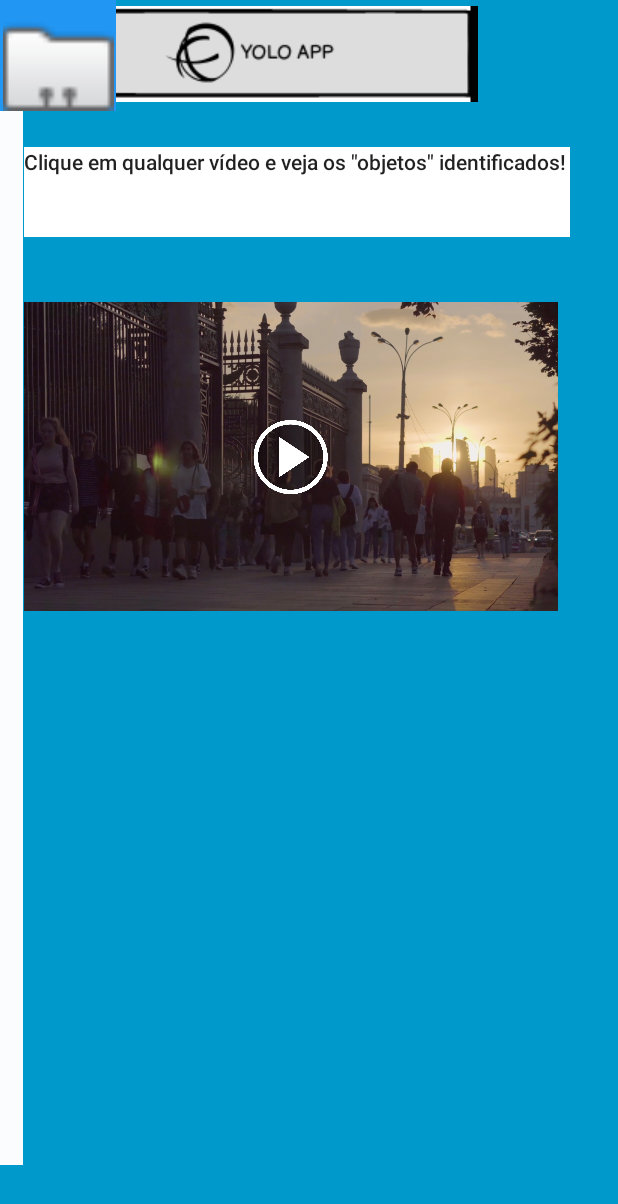
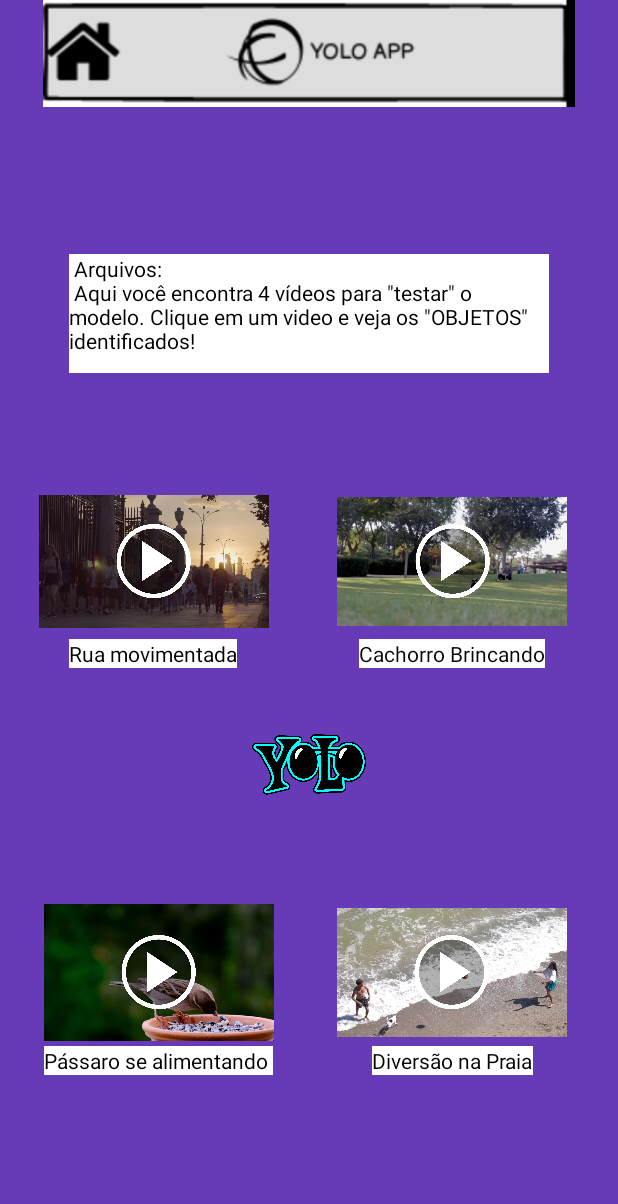
Before and after one commit to nataliasousafreire/YOLO-APP, an Android app: the Listvideo screen opened directly, with no data from a screen before it, on a phone screen of 412 x 824 dp. Shown: the top 1204 px of the screen. Run offline under Robolectric (Android 15) with nearby library versions, the light colour scheme and no system bars.

Commit message:
aplicando a funcionalidade de listar videos

```diff
--- a/app/src/main/java/com/example/yoloapp/Listvideo.java
+++ b/app/src/main/java/com/example/yoloapp/Listvideo.java
@@ -23,14 +23,52 @@ public class Listvideo extends AppCompatActivity {
                 startActivity(startIntent);
             }
         });
-        ImageView executar = (ImageView) findViewById(R.id.ImageExecutar);
+        ImageView executar = (ImageView) findViewById(R.id.pessoa);
+        ImageView executar2 = (ImageView) findViewById(R.id.cachorro);
+        ImageView executar3 = (ImageView) findViewById(R.id.passaro);
+        ImageView executar4 = (ImageView) findViewById(R.id.praia);
+
         executar.setOnClickListener(new View.OnClickListener() {
             @Override
             public void onClick(View v) {
                 // mudar para tela principal
                 Intent startIntent = new Intent(getApplicationContext(), PlayActivity.class);
+                startIntent.putExtra("itemSelecionado", 1);
+
                 startActivity(startIntent);
             }
+
+        });
+
+        executar2.setOnClickListener(new View.OnClickListener() {
+            @Override
+            public void onClick(View v) {
+                // mudar para tela principal
+                Intent startIntent = new Intent(getApplicationContext(), PlayActivity.class);
+                startIntent.putExtra("itemSelecionado", 2);
+                startActivity(startIntent);
+            }
+
+        });
+        executar3.setOnClickListener(new View.OnClickListener() {
+            @Override
+            public void onClick(View v) {
+                // mudar para tela principal
+                Intent startIntent = new Intent(getApplicationContext(), PlayActivity.class);
+                startIntent.putExtra("itemSelecionado", 3);
+                startActivity(startIntent);
+            }
+
+        });
+        executar4.setOnClickListener(new View.OnClickListener() {
+            @Override
+            public void onClick(View v) {
+                // mudar para tela principal
+                Intent startIntent = new Intent(getApplicationContext(), PlayActivity.class);
+                startIntent.putExtra("itemSelecionado", 4);
+                startActivity(startIntent);
+            }
+
         });
 
     }
--- a/app/src/main/java/com/example/yoloapp/PlayActivity.java
+++ b/app/src/main/java/com/example/yoloapp/PlayActivity.java
@@ -2,6 +2,7 @@ package com.example.yoloapp;
 
 import androidx.appcompat.app.AppCompatActivity;
 
+import android.content.Intent;
 import android.os.Bundle;
 import android.view.View;
 import android.widget.MediaController;
@@ -12,14 +13,33 @@ public class PlayActivity extends AppCompatActivity {
     @Override
     protected void onCreate(Bundle savedInstanceState) {
         super.onCreate(savedInstanceState);
+        Bundle resultado = getIntent().getExtras();
+
         setContentView(R.layout.activity_play);
         videoView = findViewById(R.id.videoView2);
         // esconder a actionbar
         getSupportActionBar().hide();
         // executar o video
         videoView.setMediaController( new MediaController(this));
-        videoView.setVideoPath("android.resource://" + getPackageName() + "/" + R.raw.birddetect);
-        videoView.start();
+        if (resultado !=null){
+            Integer id = resultado.getInt("itemSelecionado");
+            if(id == 1){
+                videoView.setVideoPath("android.resource://" + getPackageName() + "/" + R.raw.peopledetect);
+                videoView.start();
+            }else if(id == 2){
+                videoView.setVideoPath("android.resource://" + getPackageName() + "/" + R.raw.dogdetect);
+                videoView.start();
+            }else if(id == 3){
+                videoView.setVideoPath("android.resource://" + getPackageName() + "/" + R.raw.birddetect);
+                videoView.start();
+            }else{
+                videoView.setVideoPath("android.resource://" + getPackageName() + "/" + R.raw.summerdetect);
+                videoView.start();
+            }
+        }
+
+
+
 
     }
 }
--- a/app/src/main/res/layout/activity_listvideo.xml
+++ b/app/src/main/res/layout/activity_listvideo.xml
@@ -4,25 +4,43 @@
     xmlns:tools="http://schemas.android.com/tools"
     android:layout_width="match_parent"
     android:layout_height="match_parent"
-    android:background="@android:color/holo_blue_dark"
-    android:foregroundTint="@color/cor_fundo"
+    android:background="#FFFFFF"
+    android:backgroundTint="#673AB7"
+    android:filterTouchesWhenObscured="false"
+    android:foreground="@drawable/ic_launcher_background"
+    android:foregroundTint="#00FFFFFF"
     tools:context=".Listvideo">
 
     <ImageView
         android:id="@+id/imageView"
-        android:layout_width="356dp"
-        android:layout_height="250dp"
-        android:layout_marginTop="97dp"
+        android:layout_width="153dp"
+        android:layout_height="142dp"
+        app:layout_constraintBottom_toBottomOf="@id/imageView5"
+        app:layout_constraintEnd_toEndOf="@id/imageView5"
+        app:layout_constraintHorizontal_bias="0.115"
+        app:layout_constraintStart_toStartOf="parent"
+        app:srcCompat="@drawable/video1" />
+
+    <TextView
+        android:id="@+id/textView"
+        android:layout_width="320dp"
+        android:layout_height="79dp"
+        android:layout_gravity="center_vertical|end"
+        android:layout_marginBottom="408dp"
+        android:background="#F6F0F0"
+        android:backgroundTint="#8BC34A"
+        android:backgroundTintMode="add"
+        android:text=' Arquivos: \n Aqui você encontra 4 vídeos para "testar" o modelo. Clique em um video e veja os "OBJETOS" identificados!'
+        android:textColor="#000000"
         app:layout_constraintBottom_toBottomOf="parent"
         app:layout_constraintEnd_toEndOf="parent"
-        app:layout_constraintHorizontal_bias="0.29"
         app:layout_constraintStart_toStartOf="parent"
-        app:layout_constraintTop_toBottomOf="@+id/ImageMain"
-        app:layout_constraintVertical_bias="0.025"
-        app:srcCompat="@drawable/video1" />
+        app:layout_constraintTop_toTopOf="parent"
+        app:layout_constraintVertical_bias="0.502" />
+
 
     <ImageView
-        android:id="@+id/ImageExecutar"
+        android:id="@+id/pessoa"
         android:layout_width="108dp"
         android:layout_height="52dp"
         android:onClick="abrirvideo"
@@ -33,69 +51,145 @@
         app:srcCompat="@drawable/play" />
 
     <ImageView
+        android:id="@+id/imageView2"
+        android:layout_width="153dp"
+        android:layout_height="142dp"
+        app:layout_constraintBottom_toBottomOf="parent"
+        app:layout_constraintEnd_toStartOf="@+id/imageView9"
+        app:layout_constraintHorizontal_bias="0.41"
+        app:layout_constraintStart_toStartOf="parent"
+        app:layout_constraintTop_toBottomOf="@+id/imageView"
+        app:layout_constraintVertical_bias="0.557"
+        app:srcCompat="@drawable/video4" />
+
+    <ImageView
+        android:id="@+id/passaro"
+        android:layout_width="108dp"
+        android:layout_height="52dp"
+        app:layout_constraintBottom_toBottomOf="@+id/imageView2"
+        app:layout_constraintEnd_toEndOf="@+id/imageView2"
+        app:layout_constraintStart_toStartOf="@+id/imageView2"
+        app:layout_constraintTop_toTopOf="@+id/imageView2"
+        app:srcCompat="@drawable/play" />
+
+    <ImageView
+        android:id="@+id/imageView5"
+        android:layout_width="153dp"
+        android:layout_height="142dp"
+        android:layout_marginBottom="132dp"
+        app:layout_constraintBottom_toTopOf="@+id/imageView9"
+        app:layout_constraintEnd_toEndOf="parent"
+        app:layout_constraintHorizontal_bias="0.573"
+        app:layout_constraintStart_toEndOf="@+id/imageView"
+        app:srcCompat="@drawable/video3" />
+
+    <ImageView
+        android:id="@+id/cachorro"
+        android:layout_width="108dp"
+        android:layout_height="52dp"
+        app:layout_constraintBottom_toBottomOf="@+id/imageView5"
+        app:layout_constraintEnd_toEndOf="@+id/imageView5"
+        app:layout_constraintHorizontal_bias="0.511"
+        app:layout_constraintStart_toStartOf="@+id/imageView5"
+        app:layout_constraintTop_toTopOf="@+id/imageView5"
+        app:srcCompat="@drawable/play" />
+
+    <ImageView
+        android:id="@+id/imageView9"
+        android:layout_width="153dp"
+        android:layout_height="142dp"
+        app:layout_constraintBottom_toBottomOf="parent"
+        app:layout_constraintEnd_toEndOf="@id/imageView5"
+        app:layout_constraintHorizontal_bias="1.0"
+        app:layout_constraintStart_toEndOf="@id/imageView2"
+        app:layout_constraintStart_toStartOf="@id/imageView2"
+        app:layout_constraintTop_toTopOf="@id/imageView2"
+        app:layout_constraintVertical_bias="0.0"
+        app:srcCompat="@drawable/video2" />
+
+    <ImageView
+        android:id="@+id/praia"
+        android:layout_width="108dp"
+        android:layout_height="52dp"
+        app:layout_constraintBottom_toBottomOf="@+id/imageView9"
+        app:layout_constraintEnd_toEndOf="@+id/imageView9"
+        app:layout_constraintStart_toStartOf="@+id/imageView9"
+        app:layout_constraintTop_toTopOf="@+id/imageView9"
+        app:srcCompat="@drawable/play" />
+
+    <ImageView
+        android:id="@+id/imageView11"
+        android:layout_width="76dp"
+        android:layout_height="46dp"
+        app:layout_constraintBottom_toBottomOf="parent"
+        app:layout_constraintEnd_toEndOf="parent"
+        app:layout_constraintStart_toStartOf="parent"
+        app:layout_constraintTop_toBottomOf="@+id/textView"
+        app:layout_constraintVertical_bias="0.45"
+        app:srcCompat="@drawable/yologo_2" />
+
+    <ImageView
         android:id="@+id/ImageMain"
+        android:layout_width="360dp"
+        android:layout_height="71dp"
+        android:layout_marginBottom="244dp"
+        app:layout_constraintBottom_toBottomOf="parent"
+        app:layout_constraintEnd_toEndOf="parent"
+        app:layout_constraintStart_toStartOf="parent"
+        app:layout_constraintTop_toTopOf="parent"
+        app:layout_constraintVertical_bias="0.0"
+        app:srcCompat="@drawable/main" />
+
+    <TextView
+        android:id="@+id/textView2"
         android:layout_width="wrap_content"
-        android:layout_height="72dp"
-        app:layout_constraintEnd_toEndOf="parent"
-        app:layout_constraintHorizontal_bias="0.01"
-        app:layout_constraintStart_toStartOf="parent"
-        app:srcCompat="@drawable/main"
-        tools:layout_editor_absoluteY="1dp" />
+        android:layout_height="wrap_content"
+        android:background="#000000"
+        android:backgroundTint="#FFFFFF"
+        android:text="Rua movimentada"
+        android:textColor="#000000"
+        app:layout_constraintBottom_toBottomOf="@+id/imageView"
+        app:layout_constraintEnd_toEndOf="@+id/imageView"
+        app:layout_constraintHorizontal_bias="0.481"
+        app:layout_constraintStart_toStartOf="@+id/imageView" />
+
+    <TextView
+        android:id="@+id/textView5"
+        android:layout_width="wrap_content"
+        android:layout_height="wrap_content"
+        android:background="#FFFFFF"
+        android:text="Cachorro Brincando"
+        android:textColor="#070707"
+        app:layout_constraintBottom_toBottomOf="@+id/imageView5"
+        app:layout_constraintEnd_toEndOf="@+id/imageView5"
+        app:layout_constraintStart_toStartOf="@+id/imageView5"
+        app:layout_constraintTop_toTopOf="@+id/imageView5"
+        app:layout_constraintVertical_bias="1.0" />
 
     <TextView
         android:id="@+id/textView6"
-        android:layout_width="364dp"
-        android:layout_height="60dp"
-        android:layout_marginTop="26dp"
-        android:layout_marginBottom="572dp"
-        android:background="#FAF4F4"
-        android:backgroundTint="#FFFFFF"
-        android:text='Clique em qualquer vídeo e veja os "objetos" identificados!'
-        android:textAppearance="@style/TextAppearance.AppCompat.Body2"
-        app:layout_constraintBottom_toBottomOf="parent"
-        app:layout_constraintEnd_toEndOf="parent"
-        app:layout_constraintHorizontal_bias="0.34"
-        app:layout_constraintStart_toStartOf="parent"
-        app:layout_constraintTop_toBottomOf="@+id/ImageMain"
-        app:layout_constraintVertical_bias="0.0" />
+        android:layout_width="wrap_content"
+        android:layout_height="wrap_content"
+        android:layout_marginTop="120dp"
+        android:background="#FFFFFF"
+        android:text="Pássaro se alimentando "
+        android:textColor="#000000"
+        app:layout_constraintEnd_toEndOf="@+id/imageView2"
+        app:layout_constraintHorizontal_bias="0.0"
+        app:layout_constraintStart_toStartOf="@+id/imageView2"
+        app:layout_constraintTop_toTopOf="@+id/imageView2" />
 
-    <ScrollView
-        android:id="@+id/scrollView2"
-        android:layout_width="15dp"
-        android:layout_height="729dp"
+    <TextView
+        android:id="@+id/textView7"
+        android:layout_width="wrap_content"
+        android:layout_height="wrap_content"
+        android:layout_marginTop="120dp"
         android:background="#FFFFFF"
-        android:backgroundTint="#FBFCFD"
-        app:layout_constraintBottom_toBottomOf="parent"
-        app:layout_constraintTop_toTopOf="parent"
-        tools:layout_editor_absoluteX="395dp">
-
-        <LinearLayout
-            android:layout_width="match_parent"
-            android:layout_height="wrap_content"
-            android:orientation="vertical" />
-    </ScrollView>
-
-    <ImageView
-        android:id="@+id/imageViewVideoSamples2"
-        android:layout_width="77dp"
-        android:layout_height="74dp"
-        android:background="#2196F3"
-        android:backgroundTint="#2196F3"
-        app:srcCompat="@android:drawable/sym_contact_card"
-        tools:layout_editor_absoluteX="318dp"
-        tools:layout_editor_absoluteY="1dp"
-        tools:srcCompat="@android:drawable/sym_contact_card" />
-
-    <ImageView
-        android:id="@+id/imageView2"
-        android:layout_width="356dp"
-        android:layout_height="250dp"
-        android:layout_marginTop="8dp"
-        android:layout_marginEnd="23dp"
-        app:layout_constraintEnd_toStartOf="@+id/scrollView2"
-        app:layout_constraintHorizontal_bias="1.0"
-        app:layout_constraintStart_toStartOf="parent"
-        app:layout_constraintTop_toBottomOf="@+id/imageView"
-        app:srcCompat="@drawable/video4" />
+        android:text="Diversão na Praia"
+        android:textColor="#040303"
+        app:layout_constraintEnd_toEndOf="@+id/imageView9"
+        app:layout_constraintHorizontal_bias="0.512"
+        app:layout_constraintStart_toStartOf="@+id/imageView9"
+        app:layout_constraintTop_toTopOf="@+id/imageView9" />
 
 </androidx.constraintlayout.widget.ConstraintLayout>
--- a/app/src/main/res/layout/activity_main.xml
+++ b/app/src/main/res/layout/activity_main.xml
@@ -31,8 +31,8 @@
         android:id="@+id/imageViewVideoSamples"
         android:layout_width="120dp"
         android:layout_height="110dp"
-        android:background="#2196F3"
-        android:backgroundTint="#2196F3"
+        android:background="#9C27B0"
+        android:backgroundTint="#9C27B0"
         app:layout_constraintBottom_toBottomOf="parent"
         app:layout_constraintEnd_toEndOf="parent"
         app:layout_constraintStart_toEndOf="@+id/imageViewCamVideoRecord"
```
Also changed, not shown: app/src/main/res/drawable/yologo_2.png (added), 3 other files.
